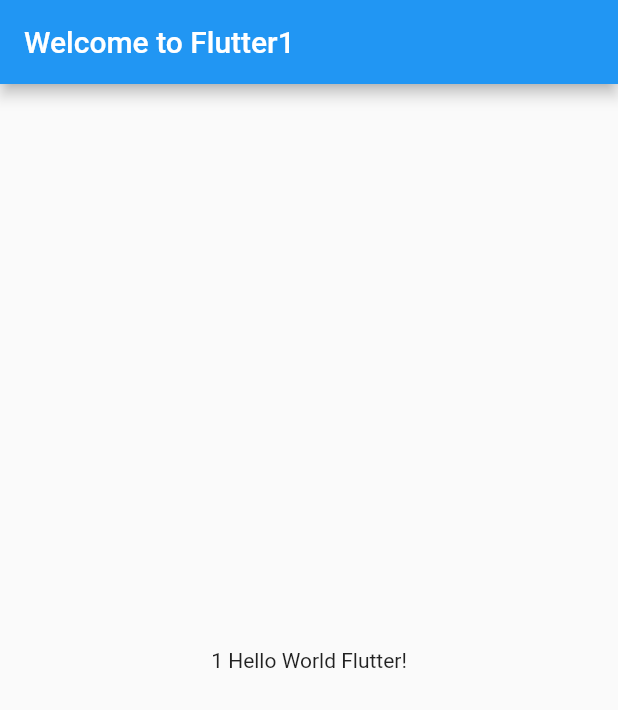
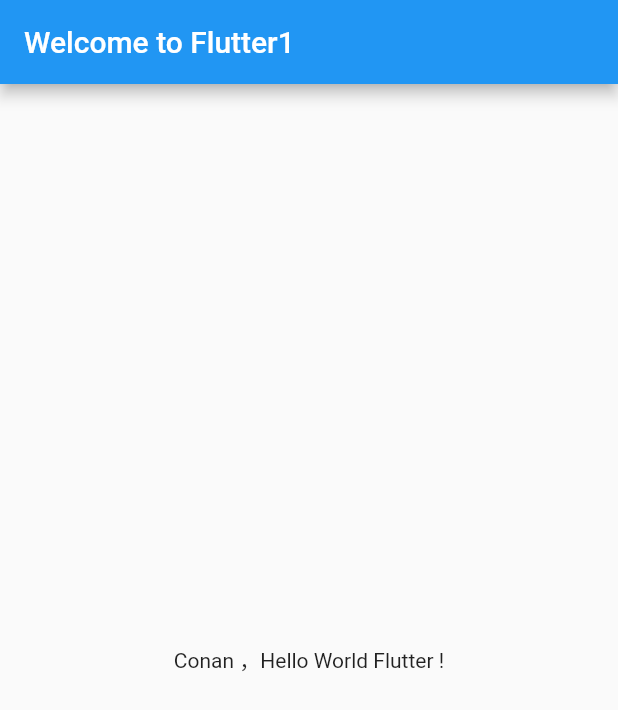
Before and after one commit to kenan0620/Flutter, a Flutter app: the screen it shows after launch, on a phone screen of 412 x 824 dp. Shown: the top 710 px of the screen. Run offline on Flutter 3.47's test engine with Material 2 defaults, Android fonts, the phone set to English and light mode, and no system bars.

Commit message:
引入三方

```diff
--- a/lib/main.dart
+++ b/lib/main.dart
@@ -29,7 +29,7 @@ class HomePage1 extends StatelessWidget {
           title: new Text('Welcome to Flutter1'),
         ),
         body: new Center(
-          child: new Text('1 Hello World Flutter!'),
+          child: new Text('Conan ，Hello World Flutter !'),
         ),
       ),
     );
--- a/pubspec.yaml
+++ b/pubspec.yaml
@@ -32,9 +32,11 @@ dependencies:
 dev_dependencies:
   flutter_test:
     sdk: flutter
-
 # For information on the generic Dart part of this file, see the
 # following page: https://dart.dev/tools/pub/pubspec
+
+cupertino_icons: ^0.1.0
+english_words: ^3.1.0
 
 # The following section is specific to Flutter.
 flutter:
```
Also changed, not shown: 11 other files.
